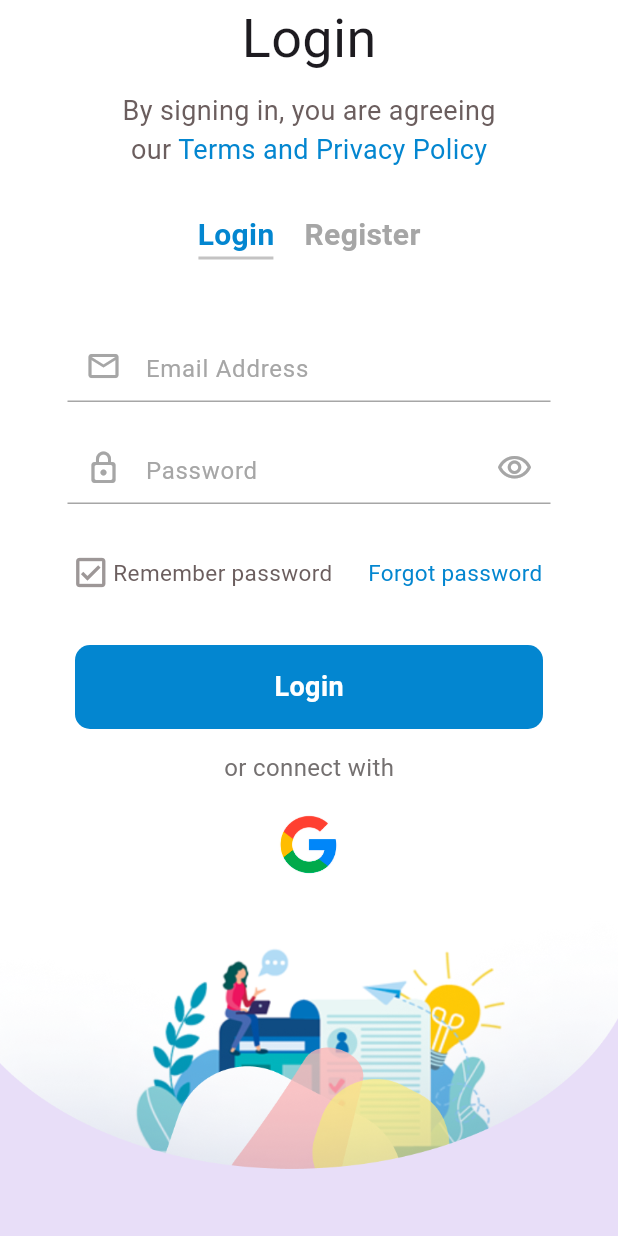
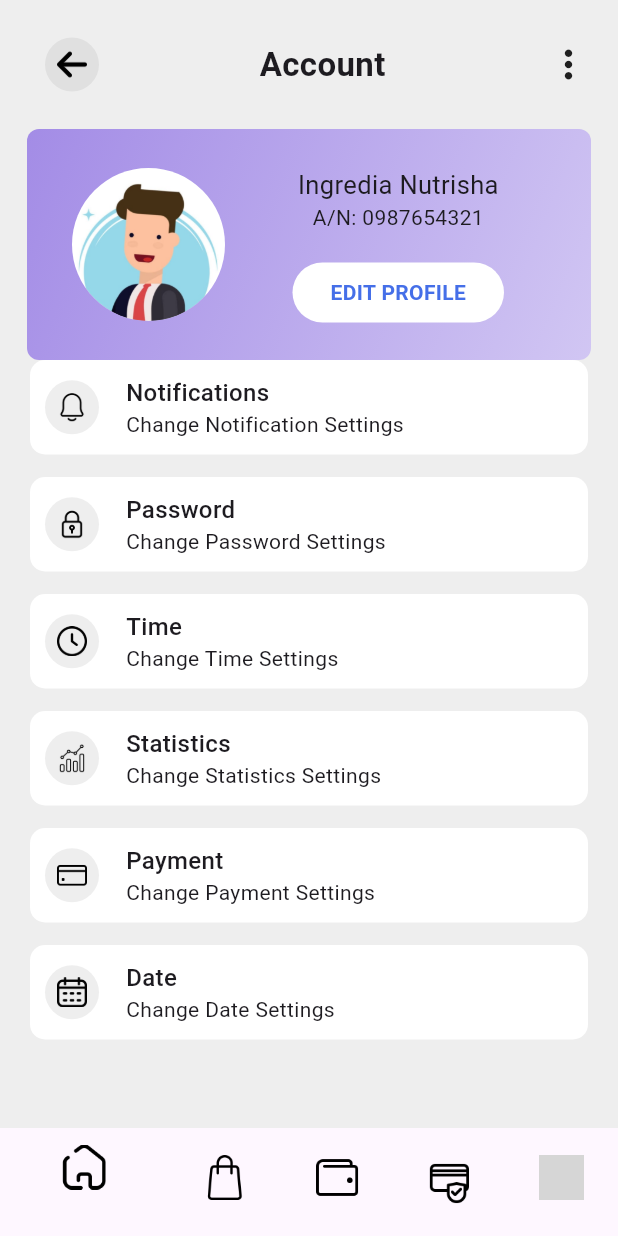
Before and after one commit to LasenSanvidu/bizmart, a Flutter app: the screen it shows after launch, on a phone screen of 412 x 824 dp. Run offline on Flutter 3.47's test engine with Material 3 defaults, Android fonts, the phone set to English and light mode, and no system bars; our stand-ins replace device_preview, google_fonts; Roboto replaces fonts that are missing (Abel); grey boxes are pictures that could not be loaded.

Commit message:
Profile page added
on jan 07(nisindu)

```diff
--- a/mojo/lib/component/square_tile.dart
+++ b/mojo/lib/component/square_tile.dart
@@ -1,4 +1,5 @@
 import 'package:flutter/material.dart';
+import 'package:mojo/login.dart';
 
 class SquareTile extends StatelessWidget {
   final String imagePath;
@@ -9,7 +10,13 @@ class SquareTile extends StatelessWidget {
 
   @override
   Widget build(BuildContext context) {
-    return Container(
+    return GestureDetector(
+      onTap: () {
+        Navigator.push(
+          context,
+          MaterialPageRoute(builder: (context) => Login())
+        );
+      },
       child: Image.asset(
         imagePath,
         width: 60,
--- a/mojo/lib/main.dart
+++ b/mojo/lib/main.dart
@@ -4,6 +4,7 @@ import 'package:mojo/login.dart';
 //import 'package:firebase_core/firebase_core.dart'; // added for firebase access.
 import 'package:mojo/welcomesecond.dart';
 import 'package:device_preview/device_preview.dart';
+import 'package:mojo/profile.dart';
 
 void main() async{ // async added for continous access from project to firebase.
   WidgetsFlutterBinding.ensureInitialized();
@@ -28,7 +29,9 @@ class MyApp extends StatelessWidget {
     return MaterialApp(
       debugShowCheckedModeBanner: false,
       //home: WelcomeSecond(),
-      home: Login()
+      home: Profile(),
+      //home: OrderConfirmed(),
+      //home: Login()
     );
   }
 }
--- /dev/null
+++ b/mojo/lib/profile.dart
@@ -0,0 +1,166 @@
+import 'package:flutter/material.dart';
+import 'package:google_fonts/google_fonts.dart';
+import 'package:mojo/component/profile_tiles.dart';
+import 'package:mojo/component/bottom_nav.dart';
+
+
+class Profile extends StatefulWidget {
+  const Profile({super.key});
+
+  @override
+  State<Profile> createState() => _ProfileState();
+}
+
+class _ProfileState extends State<Profile> {
+  @override
+  Widget build(BuildContext context) {
+    return Scaffold(
+      backgroundColor: Colors.grey[200],
+      body: Column(
+        children: [
+          // CUSTOM APP BAR
+          Padding(
+            padding: const EdgeInsets.only(left: 30.0, right: 18.0, top: 25, bottom: 25),
+            child: Row(
+              mainAxisAlignment: MainAxisAlignment.spaceBetween,
+              children: [
+                GestureDetector(
+                  onTap: () {
+                    Navigator.push(
+                      context,
+                      MaterialPageRoute(builder: (context) => Profile()),
+                    );
+                  },
+                  child: Container(
+                    padding: EdgeInsets.all(8),
+                    decoration: BoxDecoration(
+                      color: Colors.grey[300],
+                      shape: BoxShape.circle,
+                    ),
+                    child: Image.asset(
+                      'lib/Icons/arrow.png',
+                      height: 20,  // image height
+                      //color: const Color.fromARGB(255, 39, 39, 39),
+                    ),
+                  ),
+                ),
+                Text(
+                  'Account',
+                  style: GoogleFonts.abel(
+                    fontSize: 22,
+                    fontWeight: FontWeight.bold,
+                  ),
+                ),
+                GestureDetector(
+                  onTap: () {
+                    Navigator.push(
+                      context,
+                      MaterialPageRoute(builder: (context) => Profile()),
+                    );
+                  },
+                  child: Icon(
+                    Icons.more_vert_rounded,
+                    size: 30,
+                  ),
+                ),
+              ],
+            ),
+          ),
+
+          // purple BOX
+          Padding(
+            padding: const EdgeInsets.symmetric(horizontal: 18.0),
+            child: Container(
+              decoration: BoxDecoration(
+                borderRadius: BorderRadius.circular(8),
+                gradient: LinearGradient(
+                  colors: [Color(0xFFA38CE6), Color(0xFFD1C6F3)],
+                  begin: Alignment.topLeft,
+                  end: Alignment.bottomRight,
+                  stops: [0.0, 1.0],
+                ),
+              ),
+              child: Padding(
+                padding: const EdgeInsets.symmetric(vertical: 25),
+                child: Row(
+                  children: [
+                    Padding(
+                      padding: const EdgeInsets.only(left: 30),
+                      child: ClipOval(
+                        child: Image.asset(
+                          'assets/images/BUser.jpg',
+                          height: 102,
+                          width: 102,
+                          fit: BoxFit.cover,
+                        ),
+                      )
+                    ),
+                    SizedBox(width: 35,),
+                    Column(
+                      children: [
+                        Text('Ingredia Nutrisha', style: TextStyle(fontSize: 17),),
+                        Text('A/N: 0987654321'),
+                        SizedBox(height: 20),
+                        Padding(
+                          padding: const EdgeInsets.symmetric(horizontal: 10),
+                          child: GestureDetector(
+                            onTap: () {
+                              Navigator.push(
+                                context,
+                                MaterialPageRoute(builder: (context) => Profile()),
+                              );
+                            },
+                            child: Container(
+                              padding: EdgeInsets.all(10),
+                              width: 141,
+                              decoration: BoxDecoration(
+                                color: const Color(0xFFFFFFFF),
+                                borderRadius: BorderRadius.circular(50),
+                              ),
+                              child: Center(
+                                child: Text(
+                                  'EDIT PROFILE',
+                                  style: GoogleFonts.aBeeZee(
+                                    color: Color(0xFF456FE8),
+                                    fontWeight: FontWeight.bold,
+                                    fontSize: 14,
+                                  ),
+                                ),
+                              ),
+                            ),
+                          ),
+                        ),
+                      ],
+                    )
+                  ],
+                ),
+              ),
+            ),
+          ),
+          //SizedBox(height: 20,),
+
+          // LIST BOXES
+          Expanded(
+            child: ListView(
+              children: [
+                ProfileTiles(iconImgUrl: 'lib/Icons/notification.png', title: 'Notifications', subtitle: 'Change Notification Settings', navigateTo: Profile(),),
+                SizedBox(height: 15),
+                ProfileTiles(iconImgUrl: 'lib/Icons/password.png', title: 'Password', subtitle: 'Change Password Settings', navigateTo: Profile()),
+                SizedBox(height: 15),
+                ProfileTiles(iconImgUrl: 'lib/Icons/clock.png', title: 'Time', subtitle: 'Change Time Settings', navigateTo: Profile()),
+                SizedBox(height: 15),
+                ProfileTiles(iconImgUrl: 'lib/Icons/diagram.png', title: 'Statistics', subtitle: 'Change Statistics Settings', navigateTo: Profile()),
+                SizedBox(height: 15),
+                ProfileTiles(iconImgUrl: 'lib/Icons/credit-card.png', title: 'Payment', subtitle: 'Change Payment Settings', navigateTo: Profile()),
+                SizedBox(height: 15),
+                ProfileTiles(iconImgUrl: 'lib/Icons/calendar.png', title: 'Date', subtitle: 'Change Date Settings', navigateTo: Profile()),
+              ],
+            ),
+          ),
+
+          BottomNav(),
+        ],
+      ),
+    );
+  }
+}
```
